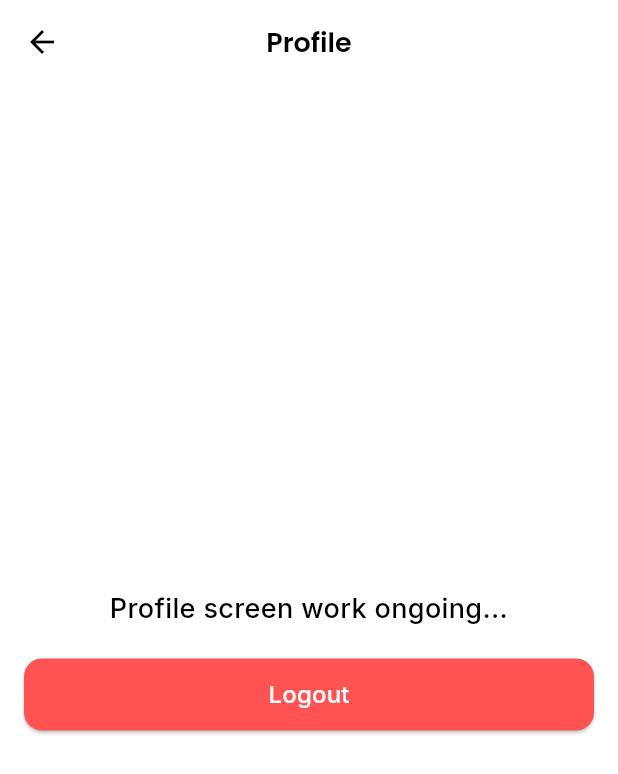
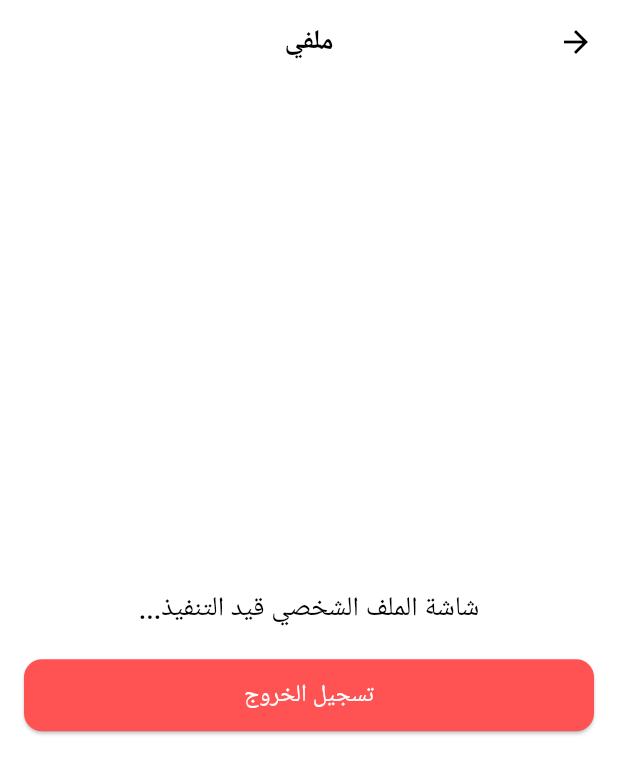
Before and after one commit to BuckyBanaz/Plex, a Flutter app: the UserProfileScreen screen opened directly, on a phone screen of 412 x 824 dp. Shown: the top 774 px of the screen. Run offline on Flutter 3.47's test engine with Material 3 defaults, Android fonts, the light colour scheme and no system bars; our stand-ins replace animated_bottom_navigation_bar, device_info_plus, dio, easy_localization, firebase_core, flutter_phoenix and 17 more; missing offline and left inert: dart:ffi, dart:html, flutter_stripe; accounts and stored records are empty; Roboto replaces fonts that are missing (Tajawal).

Commit message:
feat: Implement user profile screen and logout
This commit introduces the user profile screen, which includes a logout button. This screen is now integrated into both the user and driver dashboards.

### Features
- **Profile Screen:**
    - A new `UserProfileScreen` is created, providing a basic UI with a logout button.
    - The logout function is implemented, clearing user session data and displaying a confirmation message.

### Refactoring & Fixes
- **Dashboard Integration:**
    - The `UserProfileScreen` is integrated into the bottom navigation bar for both `UserMainScreen` and `DriverMainScreen`, replacing the previous placeholder widgets.
- **File Structure:**
    - The `splash_screen.dart` has been moved from `lib/screens/widgets/splash/` to `lib/screens/splash/` to improve project organization.
- **Driver Logic:**
    - Commented out the `logout()` call in `DriverHomeController`'s `acceptOrder` method to prevent unintended logouts.

```diff
--- a/assets/translations/ar_SA.json
+++ b/assets/translations/ar_SA.json
@@ -21,7 +21,9 @@
   "signup_btn": "إنشاء حساب فردي",
   "have_account": "لديك حساب بالفعل؟ سجل دخولك",
 
-
+ "service_unavailable": "هذه الخدمة غير متوفرة حالياً!!",
+ "logout": "تسجيل الخروج",
+ "profile_work_ongoing": "شاشة الملف الشخصي قيد التنفيذ...",
 
 
   "registration_title": "تسجيل شركة جديدة",
--- a/assets/translations/en_US.json
+++ b/assets/translations/en_US.json
@@ -20,7 +20,9 @@
   "password_hint": "Enter your password",
   "signup_btn": "Create Account",
   "have_account": "Already have an account? Login",
-
+  "service_unavailable": "This Service currently Unavailable!!",
+  "logout": "Logout",
+  "profile_work_ongoing": "Profile screen work ongoing...",
 
   "contact_info_title": "Contact Information",
   "contact_info_subtitle": "Account and Contact Details",
--- a/lib/screens/auth/choose_account_screen.dart
+++ b/lib/screens/auth/choose_account_screen.dart
@@ -113,7 +113,7 @@ class ChooseAccountScreen extends StatelessWidget {
                       icon: Icons.store_outlined,
                       text: "account_vendor".tr,
                       onTap: () {
-                        showToast(message: "This Service currently Unavailable!!");
+                        showToast(message: "service_unavailable".tr);
                         // Get.toNamed(AppRoutes.view);
                       },
                     ),
--- a/lib/screens/driver/home/driver_home_screen.dart
+++ b/lib/screens/driver/home/driver_home_screen.dart
@@ -110,7 +110,7 @@ class _DriverHomeScreenState extends State<DriverHomeScreen> {
                                       ),
                                       children:  [
                                         TextSpan(
-                                          text: controller.currentDriver.value?.name ?? 'PLEX1080'.tr,
+                                          text: controller.currentDriver.value?.id.toString() ?? 'PLEX1080'.tr,
                                           style: TextStyle(
                                             color: AppColors.textColor,
                                             fontSize: 14,
--- a/lib/screens/individual/home/user_home_screen.dart
+++ b/lib/screens/individual/home/user_home_screen.dart
@@ -47,9 +47,9 @@ class _UserHomeScreenState extends State<UserHomeScreen> {
                      subtitle: 'book_now_subtitle'.tr,
                      imagePath: AppAssets.intraCity,
                      onTap: () async {
-                       logout();
+                       // logout();
                        // await AuthRepository().refreshToken();
-                       // Get.toNamed(AppRoutes.booking);
+                       Get.toNamed(AppRoutes.booking);
                        print('City to city tapped');
                      },
                    ),
--- a/lib/screens/individual/profile/user_profile_screen.dart
+++ b/lib/screens/individual/profile/user_profile_screen.dart
@@ -1,4 +1,5 @@
 import 'package:flutter/material.dart';
+import 'package:get/get.dart';
 import 'package:plex_user/services/domain/service/api/api_import.dart';
 
 class UserProfileScreen extends StatefulWidget {
@@ -21,7 +22,7 @@ class _UserProfileScreenState extends State<UserProfileScreen> {
   Widget build(BuildContext context) {
     return Scaffold(
       appBar: AppBar(
-        title: const Text("Profile"),
+        title:  Text("nav_profile".tr),
         centerTitle: true,
       ),
       body: Center(
@@ -30,8 +31,8 @@ class _UserProfileScreenState extends State<UserProfileScreen> {
           child: Column(
             mainAxisAlignment: MainAxisAlignment.center,
             children: [
-              const Text(
-                "Profile screen work ongoing...",
+               Text(
+                "profile_work_ongoing".tr,
                 style: TextStyle(
                   fontSize: 18,
                   fontWeight: FontWeight.w500,
@@ -49,8 +50,8 @@ class _UserProfileScreenState extends State<UserProfileScreen> {
                     borderRadius: BorderRadius.circular(12),
                   ),
                 ),
-                child: const Text(
-                  "Logout",
+                child:  Text(
+                  "logout".tr,
                   style: TextStyle(fontSize: 16, color: Colors.white),
                 ),
               ),
--- a/lib/services/translations/app_translations.dart
+++ b/lib/services/translations/app_translations.dart
@@ -11,8 +11,10 @@ class TranslationService extends Translations {
   static const List<String> supportedCodes = ['en_US', 'ar_SA'];
 
   // Defaults
-  static const Locale defaultLocale = Locale('en', 'US');
-  static const Locale defaultFallback = Locale('en', 'US');
+  // Defaults: Change here
+  static const Locale defaultLocale = Locale('ar', 'SA');   // Saudi Arabic as default
+  static const Locale defaultFallback = Locale('ar', 'SA'); // Fallback also Arabic
+
 
   static late Map<String, Map<String, String>> _translations;
 
--- a/pubspec.yaml
+++ b/pubspec.yaml
@@ -16,7 +16,7 @@ publish_to: 'none' # Remove this line if you wish to publish to pub.dev
 # https://developer.apple.com/library/archive/documentation/General/Reference/InfoPlistKeyReference/Articles/CoreFoundationKeys.html
 # In Windows, build-name is used as the major, minor, and patch parts
 # of the product and file versions while build-number is used as the build suffix.
-version: 1.0.0+1
+version: 1.0.0+2
 
 environment:
   sdk: ^3.9.2
```
